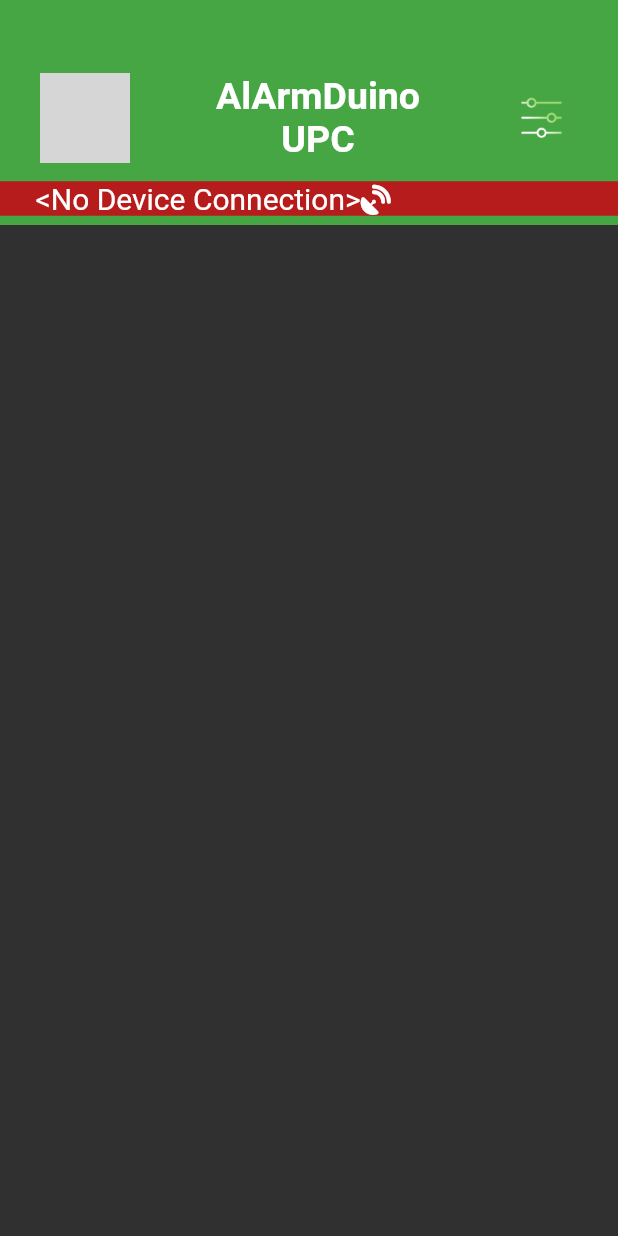
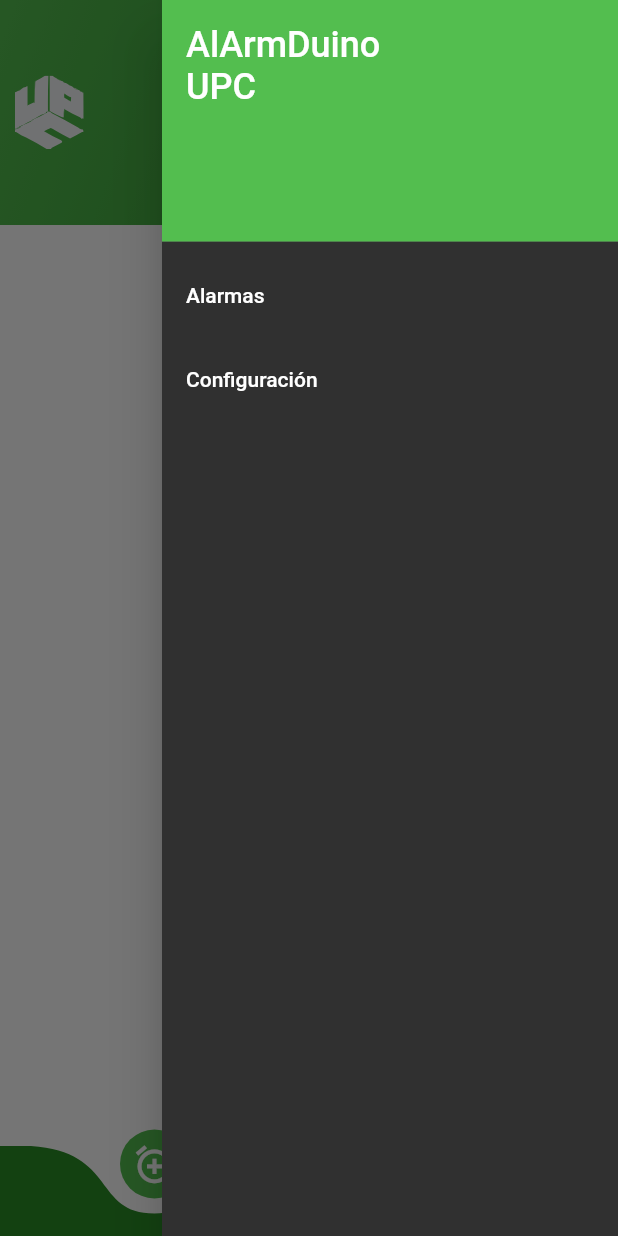
Before and after one commit to victorardila/alarmduino-upc, a Flutter app: the screen it shows after launch, with the side drawer open (before the commit the screen has no drawer), on a phone screen of 412 x 824 dp. Run offline on Flutter 3.47's test engine with Material 2 defaults, Android fonts, the light colour scheme and no system bars; drawn by our look-alikes of curved_navigation_bar; our stand-ins replace animate_do, animated_text_kit, flutter_svg, font_awesome_flutter, get, get_storage; Roboto replaces fonts that are missing (LCD); grey boxes are pictures that could not be loaded.

Commit message:
Avances en los componentes del proyecto

```diff
--- a/lib/ui/anim/intro_simple.dart
+++ b/lib/ui/anim/intro_simple.dart
@@ -24,7 +24,7 @@
   Widget build(BuildContext context) {
     return Scaffold(
       backgroundColor: Colors
-          .black, // Puedes cambiar el color de fondo según tus necesidades
+          .white, // Puedes cambiar el color de fondo según tus necesidades
       body: Center(
         child: Column(
           mainAxisAlignment: MainAxisAlignment.center,
--- a/lib/ui/components/anim_text.dart
+++ b/lib/ui/components/anim_text.dart
@@ -47,17 +47,17 @@
               child: Row(
                 children: [
                   Text(
-                    '<No Device Connection>',
+                    '<< No Device Connection >>',
                     style: TextStyle(
                       fontSize: 20.0,
                       fontFamily: 'LCD',
                       color: Colors.white,
                     ),
                   ),
+                  SizedBox(width: 10),
                   Icon(
                     FontAwesomeIcons.satelliteDish,
                     color: Colors.white,
-                    size: 20.0,
                   )
                 ],
               ),
--- /dev/null
+++ b/lib/ui/components/custom_appbar.dart
@@ -0,0 +1,56 @@
+import 'package:flutter/material.dart';
+import 'package:flutter_svg/flutter_svg.dart';
+
+class CustomAppBar extends StatefulWidget {
+  const CustomAppBar({super.key});
+
+  @override
+  State<CustomAppBar> createState() => _CustomAppBarState();
+}
+
+class _CustomAppBarState extends State<CustomAppBar> {
+  @override
+  Widget build(BuildContext context) {
+    return AppBar(
+      toolbarHeight: 150,
+      titleSpacing: 0,
+      leading: Padding(
+        padding: const EdgeInsets.only(left: 10.0),
+        child: SizedBox(
+            width: 80,
+            height: 80,
+            child: SvgPicture.asset(
+              'assets/svg/svg.svg',
+            )),
+      ),
+      title: Container(
+        width: MediaQuery.of(context).size.width * 0.8,
+        alignment: Alignment.center,
+        child: const Text(
+          'AlArmDuino \nUPC',
+          textAlign: TextAlign.center,
+        ),
+      ),
+      titleTextStyle: const TextStyle(
+        color: Colors.white,
+        fontSize: 30,
+        fontWeight: FontWeight.bold,
+      ),
+      backgroundColor: Colors.transparent, // Hacer el fondo transparente
+      flexibleSpace: Container(
+        decoration: const BoxDecoration(
+          gradient: LinearGradient(
+            colors: [
+              Color.fromARGB(255, 83, 190, 79),
+              Color.fromARGB(255, 42, 141, 38)
+            ],
+            // Colores del gradiente
+            begin: Alignment.topLeft,
+            end: Alignment.bottomRight,
+          ),
+        ),
+      ),
+      elevation: 0,
+    );
+  }
+}
--- /dev/null
+++ b/lib/ui/components/custom_drawer.dart
@@ -0,0 +1,45 @@
+import 'package:flutter/material.dart';
+
+class CustomDrawer extends StatefulWidget {
+  const CustomDrawer({super.key});
+
+  @override
+  State<CustomDrawer> createState() => _CustomDrawerState();
+}
+
+class _CustomDrawerState extends State<CustomDrawer> {
+  @override
+  Widget build(BuildContext context) {
+    return Drawer(
+      child: ListView(
+        padding: EdgeInsets.zero,
+        children: <Widget>[
+          const DrawerHeader(
+            decoration: BoxDecoration(
+              color: Color.fromARGB(255, 83, 190, 79),
+            ),
+            child: Text(
+              'AlArmDuino \nUPC',
+              style: TextStyle(
+                color: Colors.white,
+                fontSize: 24,
+              ),
+            ),
+          ),
+          ListTile(
+            title: const Text('Alarmas'),
+            onTap: () {
+              Navigator.pop(context);
+            },
+          ),
+          ListTile(
+            title: const Text('Configuración'),
+            onTap: () {
+              Navigator.pop(context);
+            },
+          ),
+        ],
+      ),
+    );
+  }
+}
--- a/lib/ui/home/home.dart
+++ b/lib/ui/home/home.dart
@@ -1,7 +1,10 @@
-import 'package:alarmduino_upc/ui/components/anim_text.dart';
+import 'package:alarmduino_upc/ui/components/custom_appbar.dart';
+import 'package:alarmduino_upc/ui/components/custom_drawer.dart';
+import 'package:curved_navigation_bar/curved_navigation_bar.dart';
 import 'package:alarmduino_upc/ui/views/alarm_list.dart';
 import 'package:alarmduino_upc/ui/views/alarm_settings.dart';
 import 'package:flutter/material.dart';
+import 'package:flutter_svg/flutter_svg.dart';
 
 class Home extends StatefulWidget {
   const Home({super.key});
@@ -11,72 +14,59 @@
 }
 
 class _HomeState extends State<Home> {
+  //VARIABLE GLOBAL KEY
+  GlobalKey<CurvedNavigationBarState> _bottomNavigationKey = GlobalKey();
+  //LISTAS
+  List<int> _selectedIndexList = [0, 1];
+  //VARIABLES
+  int _page = 0;
   @override
   Widget build(BuildContext context) {
-    final List<Widget> _views = <Widget>[
+    final List<Widget> views = <Widget>[
       const AlarmList(),
       const AlarmSettings(),
     ];
     return Scaffold(
-      appBar: PreferredSize(
-          preferredSize: const Size.fromHeight(150),
-          child: Container(
-            color: const Color(0xFF47A644),
-            child: Column(
-                mainAxisAlignment: MainAxisAlignment.spaceAround,
-                children: [
-                  const SizedBox(height: 30),
-                  Row(
-                    mainAxisAlignment: MainAxisAlignment.spaceAround,
-                    crossAxisAlignment: CrossAxisAlignment.center,
-                    children: [
-                      Container(
-                        width: 60,
-                        height: 60,
+      //Estilos del panel superior de la aplicacion
+      appBar: const PreferredSize(
+        preferredSize: Size.fromHeight(150), // Altura deseada del appbar
+        child: CustomAppBar(),
+      ),
+      endDrawer: const CustomDrawer(),
+      body: Container(
+        // La altura debe ajustarse al tamaño de la pantalla restante
+        height: MediaQuery.of(context).size.height - 150,
         decoration: const BoxDecoration(
-                            borderRadius:
-                                BorderRadius.all(Radius.circular(40))),
-                        child: Image.asset(
-                          'assets/svg/LogoUPC.svg',
-                          fit: BoxFit
-                              .contain, // Opción de ajuste para el tamaño del SVG
+          color: Colors.white,
         ),
+        child: views[_page],
       ),
-                      //const SizedBox(width: 30,),
-                      const Text(
-                        "AlArmDuino \nUPC",
-                        style: TextStyle(
+      //Estilos para el panel de navegacion inferior de la aplicacion
+      bottomNavigationBar: CurvedNavigationBar(
+        key: _bottomNavigationKey,
+        index: _selectedIndexList[_page],
+        height: 60.0,
+        items: <Widget>[
+          const Icon(Icons.alarm_add_sharp, size: 30, color: Colors.white),
+          SvgPicture.asset(
+            'assets/svg/settings-alarm.svg',
             color: Colors.white,
-                          fontSize: 25,
-                          fontWeight: FontWeight.bold,
+            height: 30,
+            width: 30,
           ),
-                        textAlign: TextAlign.center,
+        ],
+        color: const Color.fromARGB(255, 42, 141, 38),
+        buttonBackgroundColor: const Color.fromARGB(255, 83, 190, 79),
+        backgroundColor: Colors.white,
+        animationCurve: Curves.easeInOut,
+        animationDuration: const Duration(milliseconds: 300),
+        onTap: (index) {
+          setState(() {
+            _page = index;
+          });
+        },
+        letIndexChange: (index) => true,
       ),
-                      //onst SizedBox(width: 70,),
-                      IconButton(
-                          onPressed: () {},
-                          icon: const Image(
-                            image: AssetImage('assets/img/preferences.png'),
-                            width: 60,
-                            height: 60,
-                          )),
-                    ],
-                  ),
-                  SizedBox(
-                    width: MediaQuery.of(context).size.width,
-                    child: const AnimatedText(),
-                  )
-                  //const MyAnimatedText()
-                  // const Text(
-                  //       "<No Device Connection>",
-                  //       style: TextStyle(
-                  //         backgroundColor: Colors.amber,
-                  //         color: Colors.white,
-                  //         fontSize:15),
-                  //         textAlign: TextAlign.center,
-                  //     ),
-                ]),
-          )),
     );
   }
 }
--- a/lib/ui/views/alarm_settings.dart
+++ b/lib/ui/views/alarm_settings.dart
@@ -10,6 +10,46 @@
 class _AlarmSettingsState extends State<AlarmSettings> {
   @override
   Widget build(BuildContext context) {
-    return Container();
+    return SingleChildScrollView(
+      child: Container(
+        height: MediaQuery.of(context).size.height,
+        width: MediaQuery.of(context).size.width,
+        child: Column(
+          children: [
+            Container(
+              height: 30,
+              width: MediaQuery.of(context).size.width,
+              decoration: const BoxDecoration(
+                gradient: LinearGradient(
+                  colors: [
+                    Color.fromARGB(255, 121, 219, 118),
+                    Color.fromARGB(255, 74, 175, 70)
+                  ],
+                  // Colores del gradiente
+                  begin: Alignment.topLeft,
+                  end: Alignment.bottomRight,
+                ),
+              ),
+              child: const Row(
+                mainAxisAlignment: MainAxisAlignment.spaceAround,
+                children: [
+                  Text(
+                    "Alarm Settings",
+                    style: TextStyle(
+                      color: Color.fromARGB(255, 255, 255, 254),
+                      fontSize: 20,
+                      fontFamily: 'Italianno-Regular',
+                      fontWeight: FontWeight.bold,
+                    ),
+                  ),
+                ],
+              ),
+            ),
+            Container(),
+            Container()
+          ],
+        ),
+      ),
+    );
   }
 }
--- a/pubspec.yaml
+++ b/pubspec.yaml
@@ -41,6 +41,8 @@
   animate_do: ^3.0.2
   animated_text_kit: ^4.2.2
   font_awesome_flutter: ^10.7.0
+  flutter_svg: ^2.0.10+1
+  curved_navigation_bar: ^1.0.3
 
 dev_dependencies:
   flutter_test:
```
Also changed, not shown: assets/img/LogoBlanco.png (deleted), assets/img/preferences-degraded.png (added), assets/img/preferences.png, assets/img/settings-alarm.png (added), assets/img/svg.png (added), assets/svg/LogoUPC.svg (deleted), assets/svg/settings-alarm.svg (added), assets/svg/svg.svg (added), pubspec.lock. Lines whose indentation alone changed are shown as unchanged.
